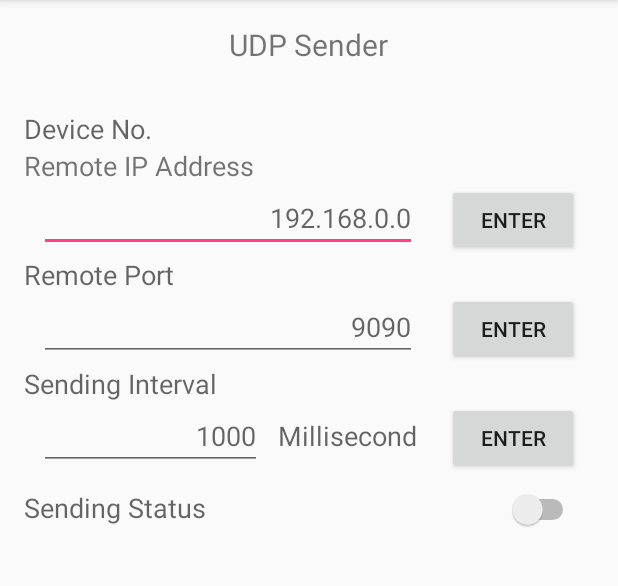
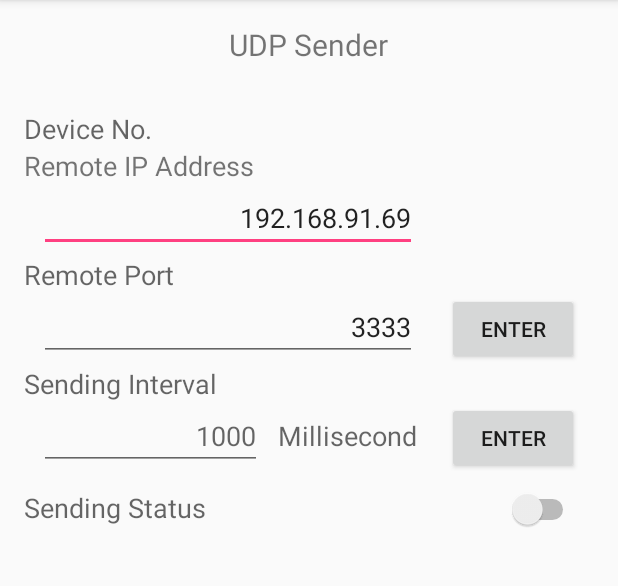
Before and after one commit to VirgiliaBeatrice/UDPSocket, an Android app: the screen it shows after launch (MainActivity), after a tap on "ENTER", on a phone screen of 412 x 824 dp, the part 84-670 px from its top. Run offline under Robolectric (Android 15) with nearby library versions, the phone set to English and light mode, and no system bars.

Commit message:
Changed to only one button for inputting both IP and port.

```diff
--- a/app/src/main/java/com/example/haoyanli/udpsocket/MainActivity.java
+++ b/app/src/main/java/com/example/haoyanli/udpsocket/MainActivity.java
@@ -5,6 +5,7 @@ import android.content.Context;
 import android.content.Intent;
 import android.content.IntentFilter;
 import android.content.SharedPreferences;
+import android.os.Message;
 import android.support.v4.content.LocalBroadcastManager;
 import android.support.v4.widget.TextViewCompat;
 import android.support.v7.app.AppCompatActivity;
@@ -30,6 +31,9 @@ public class MainActivity extends AppCompatActivity {
         super.onCreate(savedInstanceState);
         setContentView(R.layout.activity_main);
 
+        Message comfirmMsg = Message.obtain();
+
+
 //        broadcastReceiver = new BroadcastReceiver() {
 //            @Override
 //            public void onReceive(Context context, Intent intent) {
@@ -53,11 +57,12 @@ public class MainActivity extends AppCompatActivity {
 //        int savedSendingInterval = preferences.getInt("Sending Interval", 1000);
 //        etSendingInterval.setText(savedSendingInterval);
 
-        Button btRemoteIP = (Button) findViewById(R.id.btRemoteIP);
-        Button btRemotePort = (Button) findViewById(R.id.btRemotePort);
+//        Button btRemoteIP = (Button) findViewById(R.id.btRemoteIP);
+//        Button btRemotePort = (Button) findViewById(R.id.btRemotePort);
+        Button btRemoteIPandPort = (Button) findViewById(R.id.btRemoteIPandPort);
         Button btSendingInterval = (Button) findViewById(R.id.btSendingInterval);
 
-        btRemoteIP.setOnClickListener(new View.OnClickListener() {
+/*        btRemoteIP.setOnClickListener(new View.OnClickListener() {
             @Override
             public void onClick(View v) {
                 InetAddress tempRemoteIP;
@@ -82,9 +87,9 @@ public class MainActivity extends AppCompatActivity {
                 editor.apply();
                 System.out.println(remoteIP.toString());
             }
-        });
+        });*/
 
-        btRemotePort.setOnClickListener(new View.OnClickListener() {
+/*        btRemotePort.setOnClickListener(new View.OnClickListener() {
             @Override
             public void onClick(View v) {
                 EditText etRemotePort = (EditText) findViewById(R.id.etRemotePort);
@@ -101,6 +106,45 @@ public class MainActivity extends AppCompatActivity {
                 SharedPreferences.Editor editor = preferences.edit();
                 editor.putInt("Remote Port", remotePort);
 //                editor.
+                editor.apply();
+                System.out.println(String.valueOf(remotePort));
+            }
+        });*/
+
+        btRemoteIPandPort.setOnClickListener(new View.OnClickListener() {
+            @Override
+            public void onClick(View v) {
+                InetAddress tempRemoteIP;
+                EditText etRemoteIP = (EditText) findViewById(R.id.etRemoteIP);
+                EditText etRemotePort = (EditText) findViewById(R.id.etRemotePort);
+
+                try
+                {
+                    tempRemoteIP = InetAddress.getByName(etRemoteIP.getText().toString());
+                } catch (UnknownHostException e)
+                {
+                    e.printStackTrace();
+                    etRemoteIP.setText("0.0.0.0");
+                    System.out.println("Illegal input.");
+                    return;
+                }
+
+                remoteIP = tempRemoteIP;
+                SharedPreferences preferences = getSharedPreferences(getPackageName() + "_preferences", MODE_PRIVATE);
+                SharedPreferences.Editor editor = preferences.edit();
+                editor.putString("Remote IP", remoteIP.toString().substring(1));
+                editor.apply();
+                System.out.println(remoteIP.toString());
+
+                if (Integer.parseInt(etRemotePort.getText().toString()) > 65535)
+                {
+                    etRemotePort.setText("1000");
+                    System.out.println("Illegal input.");
+                    return;
+                }
+
+                remotePort = Integer.parseInt(etRemotePort.getText().toString());
+                editor.putInt("Remote Port", remotePort);
                 editor.apply();
                 System.out.println(String.valueOf(remotePort));
             }
--- a/app/src/main/res/layout/activity_main.xml
+++ b/app/src/main/res/layout/activity_main.xml
@@ -70,7 +70,8 @@
                 android:layout_weight="1"
                 android:lines="1"
                 android:digits="0123456789."
-                android:textAlignment="textEnd"/>
+                android:textAlignment="textEnd"
+                android:text="192.168.91.69"/>
 
             <Button
                 android:layout_width="wrap_content"
@@ -78,7 +79,8 @@
                 android:text="ENTER"
                 android:id="@+id/btRemoteIP"
                 android:layout_marginLeft="10dp"
-                android:layout_marginRight="10dp" />
+                android:layout_marginRight="10dp"
+                android:visibility="invisible"/>
 
         </LinearLayout>
 
@@ -105,13 +107,14 @@
                 android:layout_weight="1"
                 android:inputType="number"
                 android:lines="1"
-                android:textAlignment="textEnd"/>
+                android:textAlignment="textEnd"
+                android:text="3333"/>
 
             <Button
                 android:layout_width="wrap_content"
                 android:layout_height="wrap_content"
                 android:text="ENTER"
-                android:id="@+id/btRemotePort"
+                android:id="@+id/btRemoteIPandPort"
                 android:layout_marginLeft="10dp"
                 android:layout_marginRight="10dp" />
         </LinearLayout>
```
